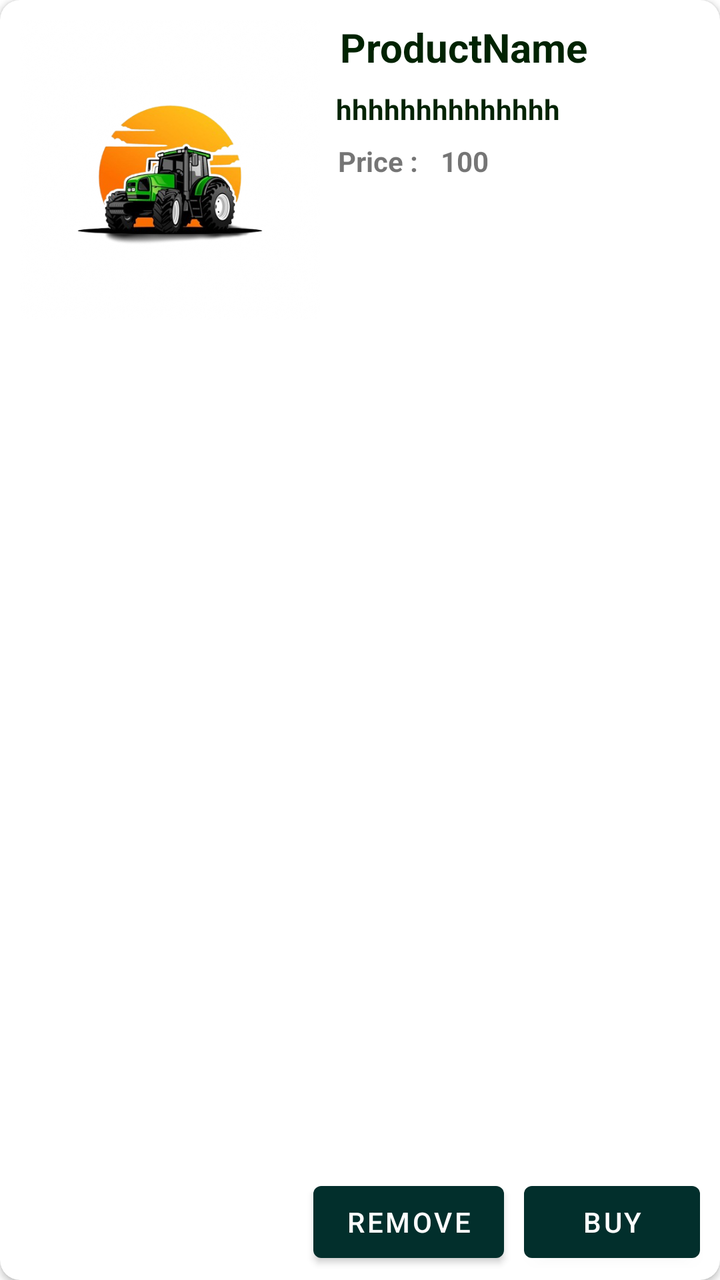
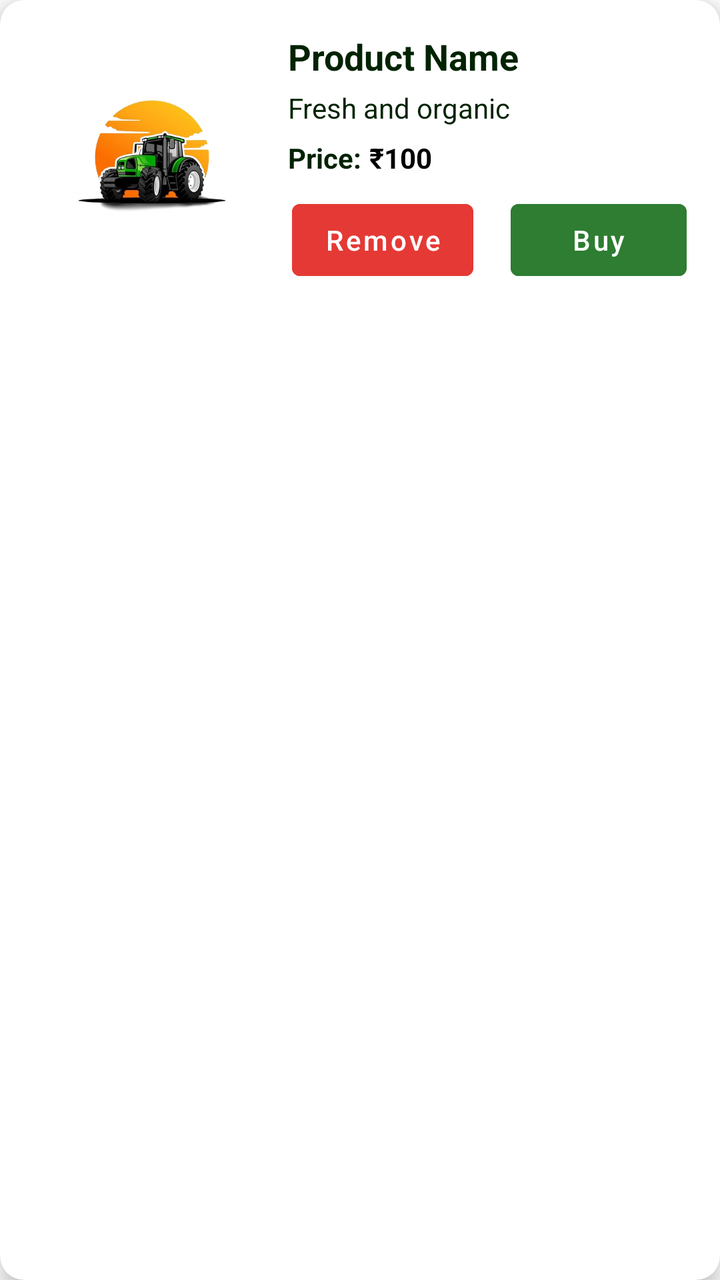

Before-and-after screenshots of an Android layout around one commit, followed by the original layout XML and the change that was made.
<!-- AndroidManifest.xml: application theme Theme.AgroGo -->
<!-- res/layout/cart_layout.xml -->
<?xml version="1.0" encoding="utf-8"?>
<androidx.cardview.widget.CardView xmlns:android="http://schemas.android.com/apk/res/android"
    android:layout_width="match_parent"
    android:layout_height="wrap_content"
    xmlns:app="http://schemas.android.com/apk/res-auto"
    app:cardCornerRadius="10dp"
    android:layout_margin="5dp">
    <RelativeLayout
        android:layout_width="match_parent"
        android:layout_height="wrap_content"
        android:layout_margin="5dp">
        <ImageView
            android:id="@+id/prod_imageCart"
            android:layout_width="150dp"
            android:layout_height="150dp"
            android:src="@drawable/vl"
            android:layout_margin="5dp"/>
        <TextView
            android:id="@+id/prod_nameCart"
            android:layout_width="wrap_content"
            android:layout_height="wrap_content"
            android:text="ProductName"
            android:textStyle="bold"
            android:textSize="20sp"
            android:textColor="@color/blue_700"
            android:layout_toRightOf="@+id/prod_imageCart"
            android:layout_margin="5dp"/>
        <TextView
            android:id="@+id/prod_descCart"
            android:layout_width="wrap_content"
            android:layout_height="wrap_content"
            android:text="hhhhhhhhhhhhhh"
            android:textColor="@color/blue_700"
            android:textSize="14sp"
            android:textStyle="bold"
            android:layout_below="@+id/prod_nameCart"
            android:layout_toRightOf="@+id/prod_imageCart"
            android:layout_margin="3dp"/>
        <TextView
            android:id="@+id/prod_priceTagCart"
            android:layout_width="wrap_content"
            android:layout_height="wrap_content"
            android:text="Price : "
            android:textStyle="bold"
            android:layout_below="@+id/prod_descCart"
            android:layout_toRightOf="@+id/prod_imageCart"
            android:layout_margin="4dp"/>
        <TextView
            android:id="@+id/prod_priceCart"
            android:layout_width="wrap_content"
            android:layout_height="wrap_content"
            android:text="100"
            android:textStyle="bold"
            android:layout_margin="4dp"
            android:layout_below="@+id/prod_descCart"
            android:layout_toRightOf="@+id/prod_priceTagCart"/>
        <Button
            android:id="@+id/buyBTNCart"
            android:layout_width="wrap_content"
            android:layout_height="wrap_content"
            android:text="buy"
            android:layout_margin="5dp"
            android:layout_alignParentBottom="true"
            android:layout_alignParentRight="true"/>
        <Button
            android:id="@+id/removeBTNCart"
            android:layout_width="wrap_content"
            android:layout_height="wrap_content"
            android:text="remove"
            android:layout_margin="5dp"
            android:layout_alignParentBottom="true"
            android:layout_toLeftOf="@+id/buyBTNCart"/>
    </RelativeLayout>

</androidx.cardview.widget.CardView>
<!-- resources referenced by this layout -->
<resources>
  <color name="blue_700">#012302</color>
  <!-- drawable vl: png bitmap (drawable, 154055 bytes) -->
  <style name="Theme.AgroGo" parent="Theme.MaterialComponents.DayNight.NoActionBar">
          
          <item name="colorPrimary">@color/blue_500</item>
          <item name="colorPrimaryVariant">@color/blue_700</item>
          <item name="colorOnPrimary">@color/white</item>
          <item name="colorSecondary">@color/green_500</item>
          <item name="colorOnSecondary">@color/white</item>
          <item name="android:windowContentTransitions">true</item>
  
  
      </style>
  <color name="blue_500">#022F2C</color>
  <color name="white">#FFFFFF</color>
  <color name="green_500">#011B01</color>
</resources>

<!-- the commit's change to res/layout/cart_layout.xml (unified diff, before → after) -->
@@ -1,75 +1,112 @@
 <?xml version="1.0" encoding="utf-8"?>
 <androidx.cardview.widget.CardView xmlns:android="http://schemas.android.com/apk/res/android"
+    xmlns:app="http://schemas.android.com/apk/res-auto"
     android:layout_width="match_parent"
     android:layout_height="wrap_content"
-    xmlns:app="http://schemas.android.com/apk/res-auto"
-    app:cardCornerRadius="10dp"
-    android:layout_margin="5dp">
-    <RelativeLayout
+    android:layout_margin="8dp"
+    app:cardCornerRadius="12dp"
+    app:cardElevation="6dp"
+    android:foreground="?android:attr/selectableItemBackground"
+    android:clickable="true"
+    android:focusable="true">
+
+    <androidx.constraintlayout.widget.ConstraintLayout
         android:layout_width="match_parent"
         android:layout_height="wrap_content"
-        android:layout_margin="5dp">
+        android:padding="8dp">
+
+        
         <ImageView
             android:id="@+id/prod_imageCart"
-            android:layout_width="150dp"
-            android:layout_height="150dp"
+            android:layout_width="120dp"
+            android:layout_height="120dp"
+            android:layout_margin="8dp"
+            android:scaleType="centerCrop"
             android:src="@drawable/vl"
-            android:layout_margin="5dp"/>
+            app:layout_constraintTop_toTopOf="parent"
+            app:layout_constraintBottom_toBottomOf="parent"
+            app:layout_constraintStart_toStartOf="parent" />
+
+        
         <TextView
             android:id="@+id/prod_nameCart"
-            android:layout_width="wrap_content"
+            android:layout_width="0dp"
             android:layout_height="wrap_content"
-            android:text="ProductName"
+            android:layout_marginStart="8dp"
+            android:text="Product Name"
+            android:textColor="@color/blue_700"
+            android:textSize="18sp"
             android:textStyle="bold"
-            android:textSize="20sp"
-            android:textColor="@color/blue_700"
-            android:layout_toRightOf="@+id/prod_imageCart"
-            android:layout_margin="5dp"/>
+            app:layout_constraintStart_toEndOf="@id/prod_imageCart"
+            app:layout_constraintTop_toTopOf="@id/prod_imageCart"
+            app:layout_constraintEnd_toEndOf="parent" />
+
+        
         <TextView
             android:id="@+id/prod_descCart"
-            android:layout_width="wrap_content"
+            android:layout_width="0dp"
             android:layout_height="wrap_content"
-            android:text="hhhhhhhhhhhhhh"
+            android:layout_marginTop="4dp"
+            android:layout_marginStart="8dp"
+            android:text="Fresh and organic"
             android:textColor="@color/blue_700"
             android:textSize="14sp"
-            android:textStyle="bold"
-            android:layout_below="@+id/prod_nameCart"
-            android:layout_toRightOf="@+id/prod_imageCart"
-            android:layout_margin="3dp"/>
+            app:layout_constraintStart_toEndOf="@id/prod_imageCart"
+            app:layout_constraintTop_toBottomOf="@id/prod_nameCart"
+            app:layout_constraintEnd_toEndOf="parent" />
+
+        
         <TextView
             android:id="@+id/prod_priceTagCart"
             android:layout_width="wrap_content"
             android:layout_height="wrap_content"
-            android:text="Price : "
+            android:layout_marginStart="8dp"
+            android:layout_marginTop="6dp"
+            android:text="Price:"
             android:textStyle="bold"
-            android:layout_below="@+id/prod_descCart"
-            android:layout_toRightOf="@+id/prod_imageCart"
-            android:layout_margin="4dp"/>
+            android:textColor="@color/blue_700"
+            app:layout_constraintStart_toEndOf="@id/prod_imageCart"
+            app:layout_constraintTop_toBottomOf="@id/prod_descCart" />
+
+        
         <TextView
             android:id="@+id/prod_priceCart"
             android:layout_width="wrap_content"
             android:layout_height="wrap_content"
-            android:text="100"
+            android:layout_marginStart="4dp"
+            android:text="₹100"
             android:textStyle="bold"
-            android:layout_margin="4dp"
-            android:layout_below="@+id/prod_descCart"
-            android:layout_toRightOf="@+id/prod_priceTagCart"/>
+            android:textColor="@color/black"
+            app:layout_constraintStart_toEndOf="@id/prod_priceTagCart"
+            app:layout_constraintTop_toTopOf="@id/prod_priceTagCart" />
+
+        
+
+        <Button
+            android:id="@+id/removeBTNCart"
+            android:layout_width="wrap_content"
+            android:layout_height="wrap_content"
+            app:layout_editor_absoluteX="100dp"
+            android:backgroundTint="@color/red_400"
+            android:text="Remove"
+            app:layout_constraintLeft_toRightOf="@id/prod_imageCart"
+            android:textAllCaps="false"
+            android:textColor="@android:color/white"
+            android:layout_marginLeft="10dp"
+            app:layout_constraintBottom_toBottomOf="parent" />
+
         <Button
             android:id="@+id/buyBTNCart"
             android:layout_width="wrap_content"
             android:layout_height="wrap_content"
-            android:text="buy"
-            android:layout_margin="5dp"
-            android:layout_alignParentBottom="true"
-            android:layout_alignParentRight="true"/>
-        <Button
-            android:id="@+id/removeBTNCart"
-            android:layout_width="wrap_content"
-            android:layout_height="wrap_content"
-            android:text="remove"
-            android:layout_margin="5dp"
-            android:layout_alignParentBottom="true"
-            android:layout_toLeftOf="@+id/buyBTNCart"/>
-    </RelativeLayout>
+            android:layout_marginLeft="10dp"
+            android:backgroundTint="@color/green_600"
+            android:text="Buy"
+            android:textAllCaps="false"
+            android:textColor="@android:color/white"
+            app:layout_constraintBottom_toBottomOf="parent"
+            app:layout_constraintEnd_toEndOf="parent"
+            app:layout_constraintStart_toEndOf="@id/removeBTNCart" />
 
+    </androidx.constraintlayout.widget.ConstraintLayout>
 </androidx.cardview.widget.CardView>
<!-- resource entries referenced after the edit -->
@@ -1,6 +1,9 @@
 <!-- resources referenced by this layout -->
 <resources>
+  <color name="black">#FF000000</color>
   <color name="blue_700">#012302</color>
+  <color name="green_600">#2E7D32</color>
+  <color name="red_400">#E53935</color>
   <!-- drawable vl: png bitmap (drawable, 154055 bytes) -->
   <style name="Theme.AgroGo" parent="Theme.MaterialComponents.DayNight.NoActionBar">
           
